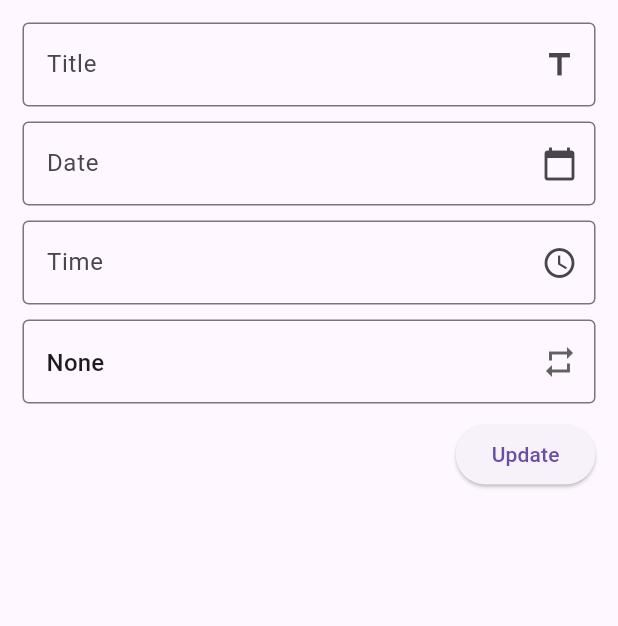
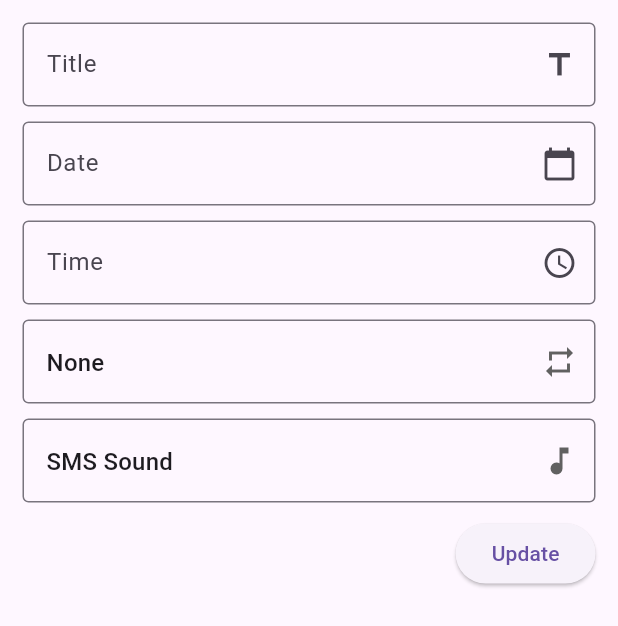
Before and after one commit to nurin04/AlarmApp, a Flutter app: the ShowForm widget shown alone on an empty page, opened directly with empty values, on a phone screen of 412 x 824 dp. Shown: the top 626 px of the screen. Run offline on Flutter 3.47's test engine with Material 3 defaults, Android fonts, the phone set to English and light mode, and no system bars; our stand-ins replace flutter_local_notifications, flutter_native_splash, shared_preferences, sqflite, timezone; accounts and stored records are empty.

Commit message:
add dropdown button for sound

```diff
--- a/lib/screen/addeditpage.dart
+++ b/lib/screen/addeditpage.dart
@@ -22,7 +22,8 @@ class ShowForm extends StatefulWidget {
 class _ShowFormState extends State<ShowForm> {
   DateTime? date;
   TimeOfDay? time;
-  String _repeatType = 'None'; // Added repeatType
+  String _repeatType = 'None';
+  String _selectedSound = 'sound1'; // Default sound
 
   final _formKey = GlobalKey<FormState>();
   final TextEditingController _titleController = TextEditingController();
@@ -43,7 +44,9 @@ class _ShowFormState extends State<ShowForm> {
           time = TimeOfDay.fromDateTime(dateTime);
           _dateController.text = DateFormat('yyyy-MM-dd').format(date!);
           _timeController.text = time!.format(context);
-          _repeatType = existingJournal['repeatType'] ?? 'None'; // Initialize repeatType
+          _repeatType = existingJournal['repeatType'] ?? 'None';
+          _selectedSound =
+              existingJournal['sound'] ?? 'sound1'; // Initialize selected sound
         });
       });
     } else {
@@ -52,51 +55,63 @@ class _ShowFormState extends State<ShowForm> {
       time = null;
       _dateController.clear();
       _timeController.clear();
+      _selectedSound = 'sound1';
     }
   }
 
   Future<void> _addItem() async {
-    final dateTime = DateTime(date!.year, date!.month, date!.day, time!.hour, time!.minute);
+    final dateTime =
+        DateTime(date!.year, date!.month, date!.day, time!.hour, time!.minute);
 
     // Logging start time
     final startTime = DateTime.now();
 
-    final id = await SQLHelper.createItem(_titleController.text, dateTime, _repeatType);
+    final id = await SQLHelper.createItem(
+        _titleController.text, dateTime, _repeatType, _selectedSound);
     print('Created new item with id: $id'); // Debug statement
 
     // Logging time taken for database operation
-    print('Database operation took: ${DateTime.now().difference(startTime).inMilliseconds}ms');
+    print(
+        'Database operation took: ${DateTime.now().difference(startTime).inMilliseconds}ms');
 
     // Scheduling notification
     final notificationStartTime = DateTime.now();
-    await AlarmProvider.scheduleNotification(id, _titleController.text, dateTime, _repeatType);
+    await AlarmProvider.scheduleNotification(
+        id, _titleController.text, dateTime, _repeatType, _selectedSound);
 
     // Logging time taken for notification scheduling
-    print('Notification scheduling took: ${DateTime.now().difference(notificationStartTime).inMilliseconds}ms');
+    print(
+        'Notification scheduling took: ${DateTime.now().difference(notificationStartTime).inMilliseconds}ms');
 
     widget.refreshAlarms();
   }
 
   Future<void> _updateItem(int id) async {
-    final dateTime = DateTime(date!.year, date!.month, date!.day, time!.hour, time!.minute);
+    final dateTime =
+        DateTime(date!.year, date!.month, date!.day, time!.hour, time!.minute);
 
     // Logging start time
     final startTime = DateTime.now();
 
-    await SQLHelper.updateItem(id, _titleController.text, dateTime, _repeatType);
+    await SQLHelper.updateItem(
+        id, _titleController.text, dateTime, _repeatType, _selectedSound);
     print('Updated item with id: $id'); // Debug statement
 
     // Logging time taken for database operation
-    print('Database operation took: ${DateTime.now().difference(startTime).inMilliseconds}ms');
+    print(
+        'Database operation took: ${DateTime.now().difference(startTime).inMilliseconds}ms');
 
     // Canceling and rescheduling notification
     final cancelStartTime = DateTime.now();
     await AlarmProvider.cancelNotification(id);
-    print('Notification cancelation took: ${DateTime.now().difference(cancelStartTime).inMilliseconds}ms');
+    print(
+        'Notification cancelation took: ${DateTime.now().difference(cancelStartTime).inMilliseconds}ms');
 
     final scheduleStartTime = DateTime.now();
-    await AlarmProvider.scheduleNotification(id, _titleController.text, dateTime, _repeatType);
-    print('Notification scheduling took: ${DateTime.now().difference(scheduleStartTime).inMilliseconds}ms');
+    await AlarmProvider.scheduleNotification(
+        id, _titleController.text, dateTime, _repeatType, _selectedSound);
+    print(
+        'Notification scheduling took: ${DateTime.now().difference(scheduleStartTime).inMilliseconds}ms');
 
     widget.refreshAlarms();
   }
@@ -110,6 +125,7 @@ class _ShowFormState extends State<ShowForm> {
         right: 15,
         bottom: MediaQuery.of(context).viewInsets.bottom + 120,
       ),
+      child: SingleChildScrollView(
         child: Form(
           key: _formKey,
           child: Column(
@@ -159,7 +175,8 @@ class _ShowFormState extends State<ShowForm> {
                   if (pickedDate != null) {
                     setState(() {
                       date = pickedDate;
-                    _dateController.text = DateFormat('yyyy-MM-dd').format(date!);
+                      _dateController.text =
+                          DateFormat('yyyy-MM-dd').format(date!);
                     });
                   }
                 },
@@ -216,7 +233,8 @@ class _ShowFormState extends State<ShowForm> {
                   border: OutlineInputBorder(),
                   suffixIcon: Icon(Icons.repeat),
                 ),
-              items: ['None', 'Daily', 'Weekday', 'Weekend'].map((String value) {
+                items:
+                    ['None', 'Daily', 'Weekday', 'Weekend'].map((String value) {
                   return DropdownMenuItem<String>(
                     value: value,
                     child: Text(value),
@@ -225,6 +243,32 @@ class _ShowFormState extends State<ShowForm> {
                 onChanged: (value) {
                   setState(() {
                     _repeatType = value!;
+                  });
+                },
+              ),
+              const SizedBox(height: 10),
+              DropdownButtonFormField<String>(
+                value: _selectedSound,
+                decoration: InputDecoration(
+                  hintText: 'Alarm Sound',
+                  border: OutlineInputBorder(),
+                  suffixIcon: Icon(Icons.music_note),
+                ),
+                items: [
+                  {'value': 'sound1', 'label': 'SMS Sound'},
+                  {'value': 'sound2', 'label': 'Bell Sound'},
+                  {'value': 'sound3', 'label': 'Marimba Bloop'},
+                  {'value': 'sound4', 'label': 'MultiPop'},
+                  {'value': 'sound5', 'label': 'Click Sound'},
+                ].map((Map<String, String> sound) {
+                  return DropdownMenuItem<String>(
+                    value: sound['value'],
+                    child: Text(sound['label']!),
+                  );
+                }).toList(),
+                onChanged: (value) {
+                  setState(() {
+                    _selectedSound = value!;
                   });
                 },
               ),
@@ -245,6 +289,7 @@ class _ShowFormState extends State<ShowForm> {
             ],
           ),
         ),
+      ),
     );
   }
 }
```
Lines whose indentation alone changed are shown as unchanged.
